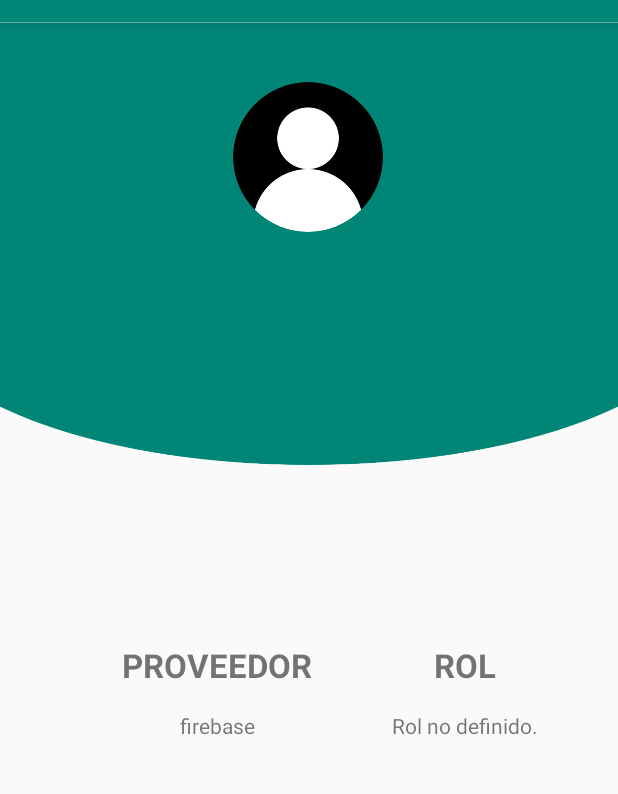
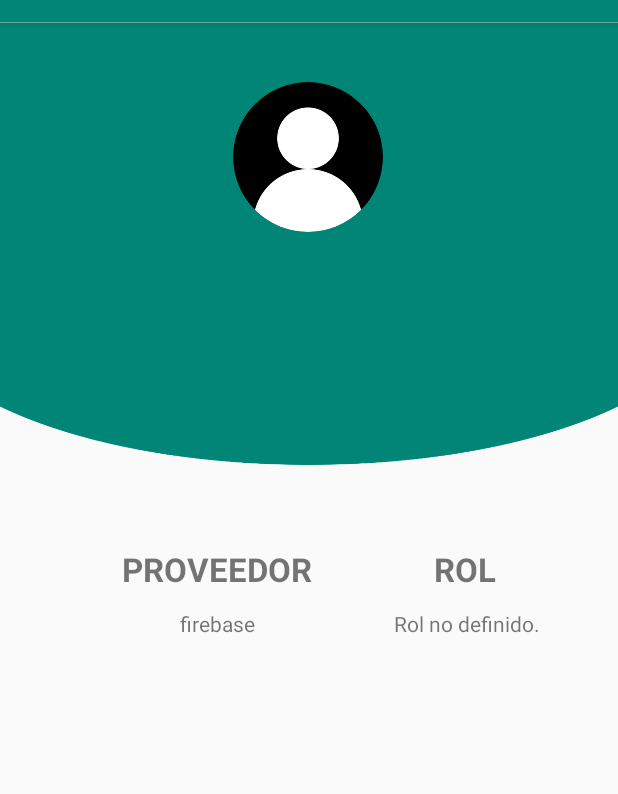
Before and after one commit to vcosme9/IoT-Team05, an Android app: the fragment PerfilFragment shown on its own in the app's theme, on a phone screen of 412 x 824 dp, the part 62-856 px from its top. Run offline under Robolectric (Android 15) with nearby library versions, the phone set to English and light mode, and no system bars; our stand-ins replace CircleImageView, Firebase (no records; nobody signed in at launch, a user with empty details on screens opened directly), Volley.

Commit message:
Perfil +

```diff
--- a/Aplicacion/NeverApp/app/src/main/res/layout/fragment_perfil.xml
+++ b/Aplicacion/NeverApp/app/src/main/res/layout/fragment_perfil.xml
@@ -1,7 +1,12 @@
 <?xml version="1.0" encoding="utf-8"?>
-<androidx.constraintlayout.widget.ConstraintLayout xmlns:android="http://schemas.android.com/apk/res/android"
+<ScrollView xmlns:android="http://schemas.android.com/apk/res/android"
     xmlns:app="http://schemas.android.com/apk/res-auto"
     xmlns:tools="http://schemas.android.com/tools"
+    android:id="@+id/scrollView1"
+    android:layout_width="match_parent"
+    android:layout_height="wrap_content" >
+
+    <androidx.constraintlayout.widget.ConstraintLayout
         android:layout_width="match_parent"
         android:layout_height="match_parent">
 
@@ -51,7 +56,6 @@
             android:id="@+id/proveedor_TV"
             android:layout_width="wrap_content"
             android:layout_height="wrap_content"
-        android:layout_marginTop="64dp"
             android:text="PROVEEDOR"
             android:textSize="22sp"
             android:textStyle="bold"
@@ -60,10 +64,22 @@
             app:layout_constraintTop_toBottomOf="@+id/imageView2" />
 
         <TextView
+            android:id="@+id/rolFB_TB"
+            android:layout_width="wrap_content"
+            android:layout_height="wrap_content"
+            android:layout_marginTop="12dp"
+            android:layout_marginBottom="16dp"
+            android:text="Aqui va el rol"
+            app:layout_constraintBottom_toBottomOf="parent"
+            app:layout_constraintEnd_toEndOf="@+id/rol_TV"
+            app:layout_constraintHorizontal_bias="0.475"
+            app:layout_constraintStart_toStartOf="@+id/rol_TV"
+            app:layout_constraintTop_toBottomOf="@+id/rol_TV" />
+
+        <TextView
             android:id="@+id/rol_TV"
             android:layout_width="wrap_content"
             android:layout_height="wrap_content"
-        android:layout_marginTop="64dp"
             android:text="ROL"
             android:textSize="22sp"
             android:textStyle="bold"
@@ -76,21 +92,12 @@
             android:id="@+id/proveedorFB_TB"
             android:layout_width="wrap_content"
             android:layout_height="wrap_content"
-        android:layout_marginTop="16dp"
+            android:layout_marginTop="12dp"
             android:text="Aqui va el proveedor"
             app:layout_constraintEnd_toEndOf="@+id/proveedor_TV"
             app:layout_constraintStart_toStartOf="@+id/proveedor_TV"
             app:layout_constraintTop_toBottomOf="@+id/proveedor_TV" />
 
-    <TextView
-        android:id="@+id/rolFB_TB"
-        android:layout_width="wrap_content"
-        android:layout_height="wrap_content"
-        android:layout_marginTop="16dp"
-        android:text="Aqui va el rol"
-        app:layout_constraintEnd_toEndOf="@+id/rol_TV"
-        app:layout_constraintStart_toStartOf="@+id/rol_TV"
-        app:layout_constraintTop_toBottomOf="@+id/rol_TV" />
-
 
     </androidx.constraintlayout.widget.ConstraintLayout>
+</ScrollView>
```
Lines whose indentation alone changed are shown as unchanged.
